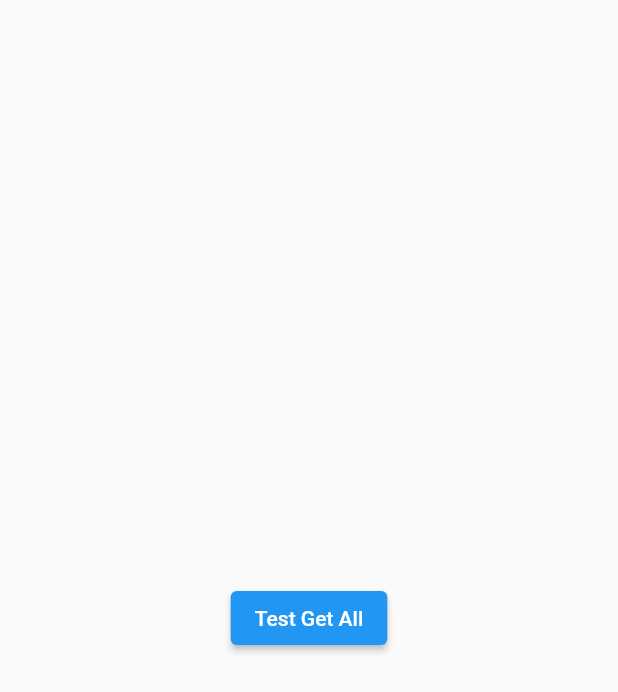
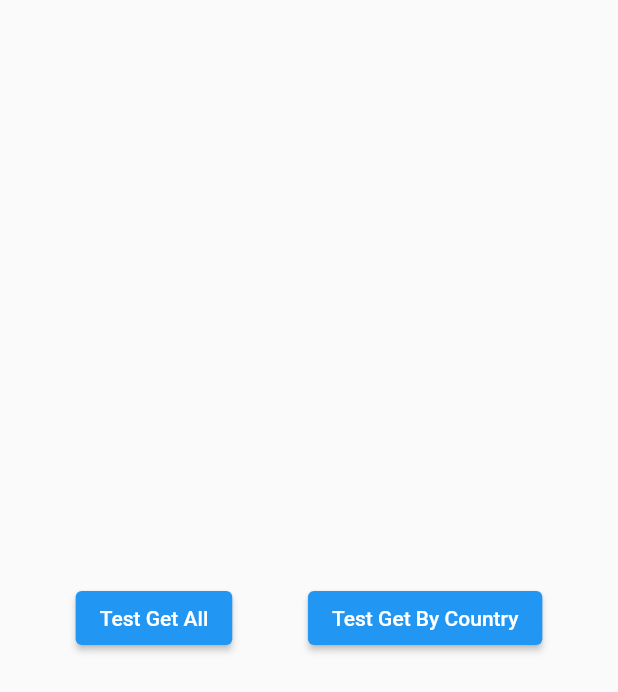
Before and after one commit to PatrickChow0803/Covid-Tracker, a Flutter app: the screen it shows after launch, on a phone screen of 412 x 824 dp. Shown: the top 692 px of the screen. Run offline on Flutter 3.47's test engine with Material 2 defaults, Android fonts, the phone set to English and light mode, and no system bars; drawn by our look-alikes of flutter_platform_widgets; our stand-ins replace bloc, country_picker, dartz, dio, flutter_bloc, flutter_dotenv and 3 more; generated files the repository leaves out were written again.

Commit message:
Added country picker package and placed the functionality inside a platform button

```diff
--- a/lib/presentation/stats/stats_form.dart
+++ b/lib/presentation/stats/stats_form.dart
@@ -4,6 +4,7 @@ import 'file:///C:/Users/Agela/AndroidStudioProjects/personal/covid_tracker/lib/
 import 'package:flutter/material.dart';
 import 'package:flutter_bloc/flutter_bloc.dart';
 import 'package:flutter_platform_widgets/flutter_platform_widgets.dart';
+import 'package:country_picker/country_picker.dart';
 
 class StatsForm extends StatelessWidget {
   final statsRepo = StatsRepository();
@@ -40,13 +41,29 @@ class StatsScaffoldForm extends StatelessWidget {
       body: Center(
         child: BlocBuilder<StatsFormBloc, StatsFormState>(
           builder: (context, state) {
-            return PlatformButton(
-              onPressed: () {
-                context.read<StatsFormBloc>().add(
-                      const StatsFormEvent.searchSelected('all'),
+            return Row(
+              mainAxisAlignment: MainAxisAlignment.spaceEvenly,
+              children: [
+                PlatformButton(
+                  onPressed: () {
+                    context.read<StatsFormBloc>().add(
+                          const StatsFormEvent.searchSelected('all'),
+                        );
+                  },
+                  child: const Text('Test Get All'),
+                ),
+                PlatformButton(
+                  child: const Text('Test Get By Country'),
+                  onPressed: () {
+                    showCountryPicker(
+                      context: context,
+                      onSelect: (country) {
+                        print(country);
+                      },
                     );
-              },
-              child: const Text('Test Get All'),
+                  },
+                ),
+              ],
             );
           },
         ),
--- a/pubspec.yaml
+++ b/pubspec.yaml
@@ -42,6 +42,7 @@ dependencies:
   provider: ^4.3.3
   # Widgets will know whether to display Material or Cupertino Widgets
   flutter_platform_widgets: ^0.72.0
+  country_picker: ^1.1.3
 
 
   # The following adds the Cupertino Icons font to your application.
```
Also changed, not shown: pubspec.lock.
